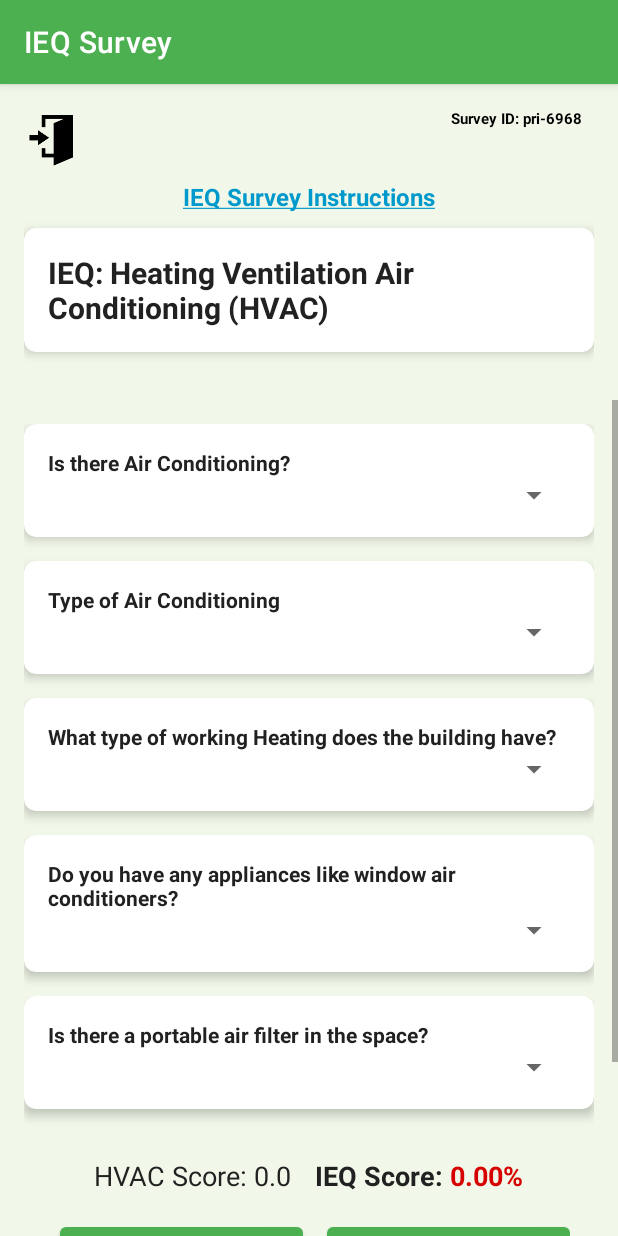
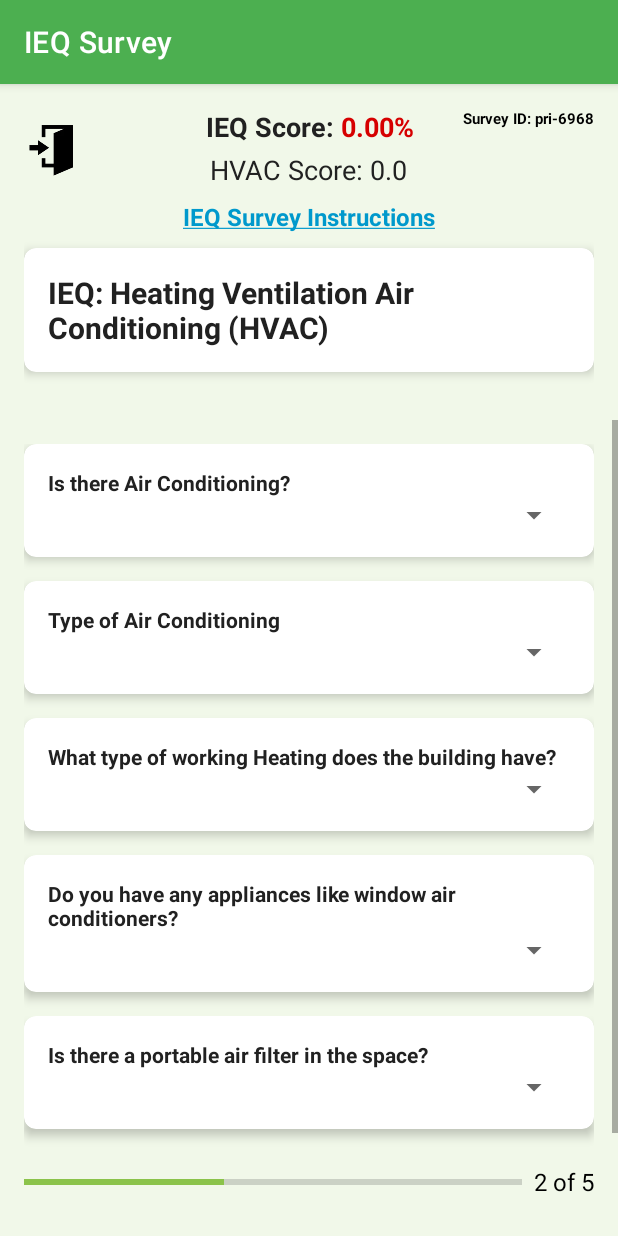
Before and after one commit to psbrar2002/IEQ-Project, an Android app: the HVACActivity2 screen opened directly, with no data from a screen before it, on a phone screen of 412 x 824 dp. Run offline under Robolectric (Android 15) with nearby library versions, the phone set to English and light mode, and no system bars; our stand-ins replace Firebase (no records; nobody signed in at launch, a user with empty details on screens opened directly).

Commit message:
Repositioned IEQ Score in the Fixed Header, Removed score from bottom, and finally improved styling on the progress bar.

```diff
--- a/app/src/main/res/layout/activity_hvac2.xml
+++ b/app/src/main/res/layout/activity_hvac2.xml
@@ -14,11 +14,14 @@
         android:orientation="vertical"
         android:padding="16dp">
 
+        <!-- RelativeLayout to position elements at the top -->
+        <!-- RelativeLayout to position elements at the top -->
         <RelativeLayout
             android:layout_width="match_parent"
-            android:layout_height="wrap_content">
+            android:layout_height="wrap_content"
+            android:background="@android:color/transparent">
 
-            <!-- Smaller Exit Button positioned at the top left -->
+            <!-- Exit Button positioned at the top left -->
             <ImageButton
                 android:id="@+id/exitButtonWithIcon"
                 android:layout_width="40dp"
@@ -29,9 +32,39 @@
                 android:adjustViewBounds="true"
                 android:layout_marginStart="0dp"
                 android:layout_marginTop="0dp"
+                android:layout_marginBottom="0dp"
                 android:layout_alignParentStart="true"
                 android:layout_centerVertical="true"
                 android:backgroundTint="@android:color/holo_red_dark" />
+
+            <!-- LinearLayout to hold IEQ Score and HVAC Score -->
+            <LinearLayout
+                android:layout_width="wrap_content"
+                android:layout_height="wrap_content"
+                android:orientation="vertical"
+                android:layout_centerInParent="true"
+                android:gravity="center">
+
+                <!-- IEQ Score -->
+                <TextView
+                    android:id="@+id/ieqScoreTextView2"
+                    android:layout_width="wrap_content"
+                    android:layout_height="wrap_content"
+                    android:text="IEQ Score: 0%"
+                    android:textStyle="bold"
+                    android:gravity="center"
+                    android:textSize="18sp" />
+
+                <!-- HVAC Score positioned below IEQ Score -->
+                <TextView
+                    android:id="@+id/hvacScoreTextView"
+                    android:layout_width="wrap_content"
+                    android:layout_height="wrap_content"
+                    android:text="HVAC Score: 0"
+                    android:textSize="18sp"
+                    android:layout_marginTop="4dp" /> <!-- Add margin for spacing -->
+
+            </LinearLayout>
 
             <!-- Survey ID TextView positioned at the top right -->
             <TextView
@@ -39,13 +72,14 @@
                 android:layout_width="wrap_content"
                 android:layout_height="wrap_content"
                 android:layout_alignParentEnd="true"
-                android:layout_marginEnd="8dp"
+                android:layout_marginEnd="0dp"
                 android:text="Survey ID: "
                 android:textColor="@android:color/black"
                 android:textSize="10sp"
                 android:textStyle="bold" />
 
         </RelativeLayout>
+
 
         <!-- Hyperlink TextView for IEQ Survey Instructions -->
         <TextView
@@ -246,32 +280,38 @@
                 </LinearLayout>
             </androidx.cardview.widget.CardView>
 
-            <!-- HVAC and IEQ Scores Side by Side -->
-            <LinearLayout
+            <androidx.constraintlayout.widget.ConstraintLayout
                 android:layout_width="match_parent"
                 android:layout_height="wrap_content"
-                android:orientation="horizontal"
-                android:gravity="center_horizontal"
-                android:layout_marginTop="16dp">
+                android:layout_marginTop="8dp"
+                android:layout_marginBottom="8dp">
 
+                <!-- Progress Bar -->
+                <ProgressBar
+                    android:id="@+id/progressBar"
+                    android:layout_width="0dp"
+                    android:layout_height="8dp"
+                    android:layout_marginEnd="8dp"
+                    style="?android:attr/progressBarStyleHorizontal"
+                    android:progress="40"
+                    android:max="100"
+                    app:layout_constraintStart_toStartOf="parent"
+                    app:layout_constraintEnd_toStartOf="@id/pageCounter"
+                    app:layout_constraintTop_toTopOf="parent"
+                    app:layout_constraintBottom_toBottomOf="parent" />
+
+                <!-- Page Counter TextView -->
                 <TextView
-                    android:id="@+id/hvacScoreTextView"
+                    android:id="@+id/pageCounter"
                     android:layout_width="wrap_content"
                     android:layout_height="wrap_content"
-                    android:text="HVAC Score: 0"
-                    android:textSize="18sp"
-                    android:layout_marginEnd="16dp"/>
-
-                <TextView
-                    android:id="@+id/ieqScoreTextView2"
-                    android:layout_width="wrap_content"
-                    android:layout_height="wrap_content"
-                    android:text="IEQ Score: 0%"
-                    android:textStyle="bold"
-                    android:textSize="18sp"/>
-
-            </LinearLayout>
-
+                    android:text="2 of 5"
+                    android:textSize="16sp"
+                    android:textColor="@android:color/black"
+                    app:layout_constraintEnd_toEndOf="parent"
+                    app:layout_constraintTop_toTopOf="parent"
+                    app:layout_constraintBottom_toBottomOf="parent" />
+            </androidx.constraintlayout.widget.ConstraintLayout>
             <!-- Navigation Buttons -->
             <LinearLayout
                 android:layout_width="match_parent"
@@ -302,30 +342,7 @@
 
             </LinearLayout>
 
-            <!-- Progress Bar -->
-            <ProgressBar
-                android:id="@+id/progressBar"
-                android:layout_width="match_parent"
-                android:layout_height="8dp"
-                android:layout_marginTop="8dp"
-                android:layout_marginBottom="8dp"
-                style="?android:attr/progressBarStyleHorizontal"
-                android:progress="40"
-                android:max="100" />
 
-            <!-- Page Counter at the bottom -->
-            <TextView
-                android:id="@+id/pageCounter"
-                android:layout_width="wrap_content"
-                android:layout_height="wrap_content"
-                android:layout_marginTop="8dp"
-                android:layout_marginBottom="8dp"
-                android:padding="8dp"
-                android:text="Page 2 of 5"
-                android:gravity="center"
-                android:textSize="16sp"
-                android:textColor="@android:color/black"
-                android:layout_gravity="center_horizontal"/>
         </LinearLayout>
     </ScrollView>
 
```
